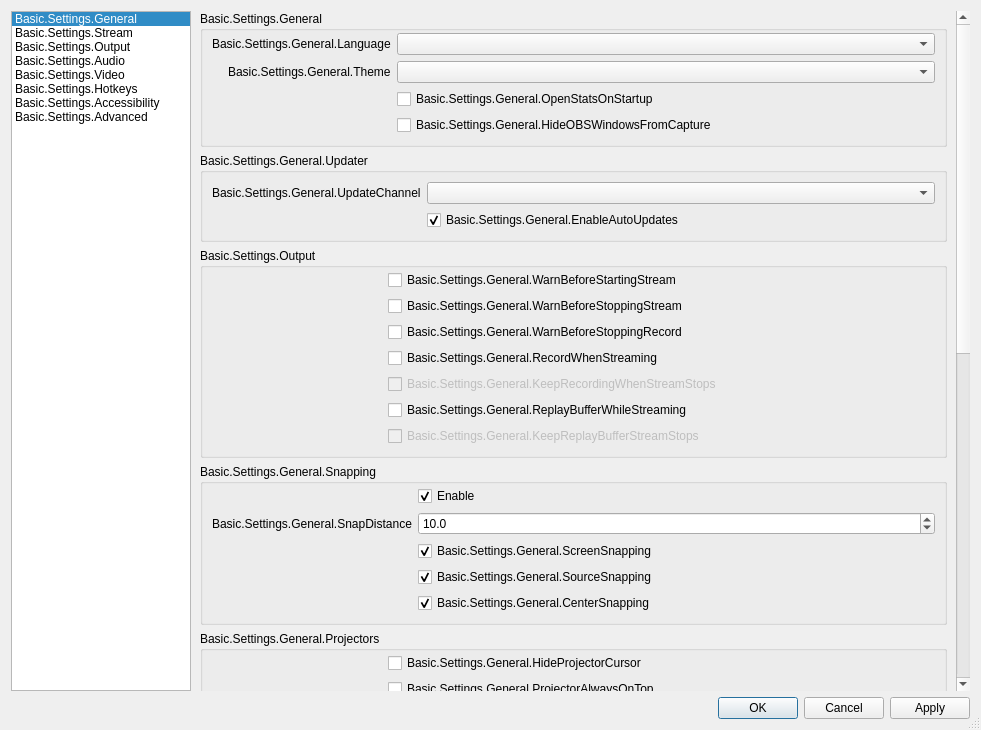
Before: the Qt Designer form UI/forms/OBSBasicSettings.ui in obsproject/obs-studio, drawn with Qt 5.
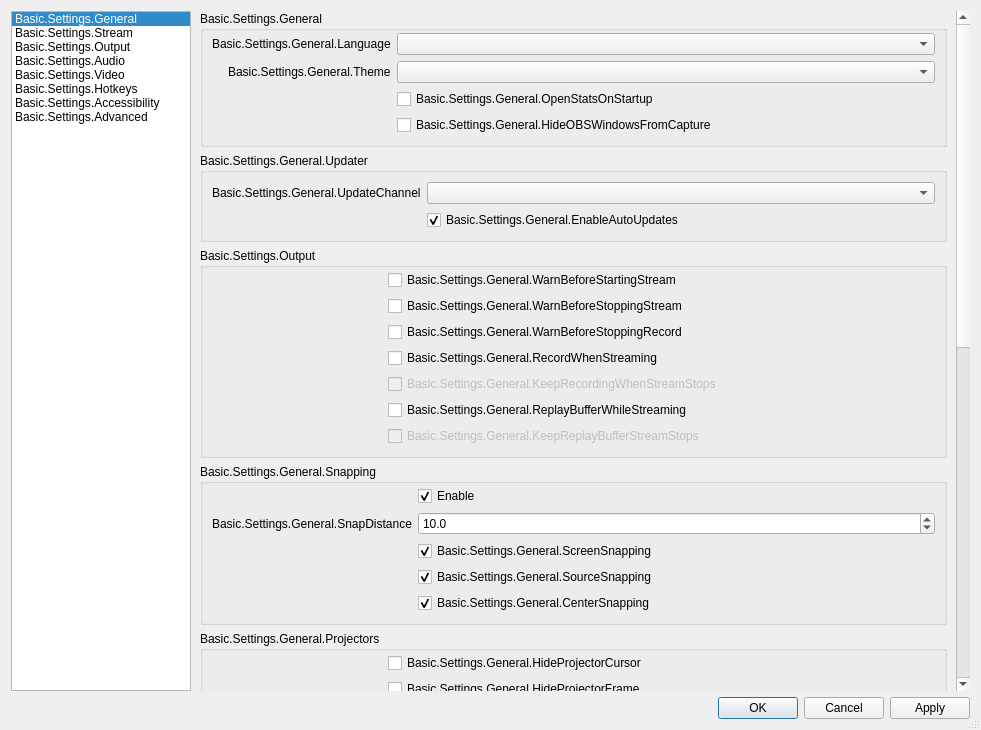
After: the same form once the commit is applied. Icons and pictures are not drawn. Custom widgets are drawn as their Qt base class.

Commit message:
UI: Add ability to toggle projector border via context menu or setting
Support toggling projector window border via context menu or settings.

```diff
--- a/UI/forms/OBSBasicSettings.ui
+++ b/UI/forms/OBSBasicSettings.ui
@@ -548,20 +548,27 @@
                     </widget>
                    </item>
                    <item row="1" column="1">
+                    <widget class="QCheckBox" name="hideProjectorFrame">
+                     <property name="text">
+                      <string>Basic.Settings.General.HideProjectorFrame</string>
+                     </property>
+                    </widget>
+                   </item>
+                   <item row="2" column="1">
                     <widget class="QCheckBox" name="projectorAlwaysOnTop">
                      <property name="text">
                       <string>Basic.Settings.General.ProjectorAlwaysOnTop</string>
                      </property>
                     </widget>
                    </item>
-                   <item row="2" column="1">
+                   <item row="3" column="1">
                     <widget class="QCheckBox" name="saveProjectors">
                      <property name="text">
                       <string>Basic.Settings.General.SaveProjectors</string>
                      </property>
                     </widget>
                    </item>
-                   <item row="3" column="1">
+                   <item row="4" column="1">
                     <widget class="QCheckBox" name="closeProjectors">
                      <property name="text">
                       <string>Basic.Settings.General.CloseExistingProjectors</string>
```
Left out of the diff: 1 changed line with no effect on the pictures. The commit also changes 6 other files.
